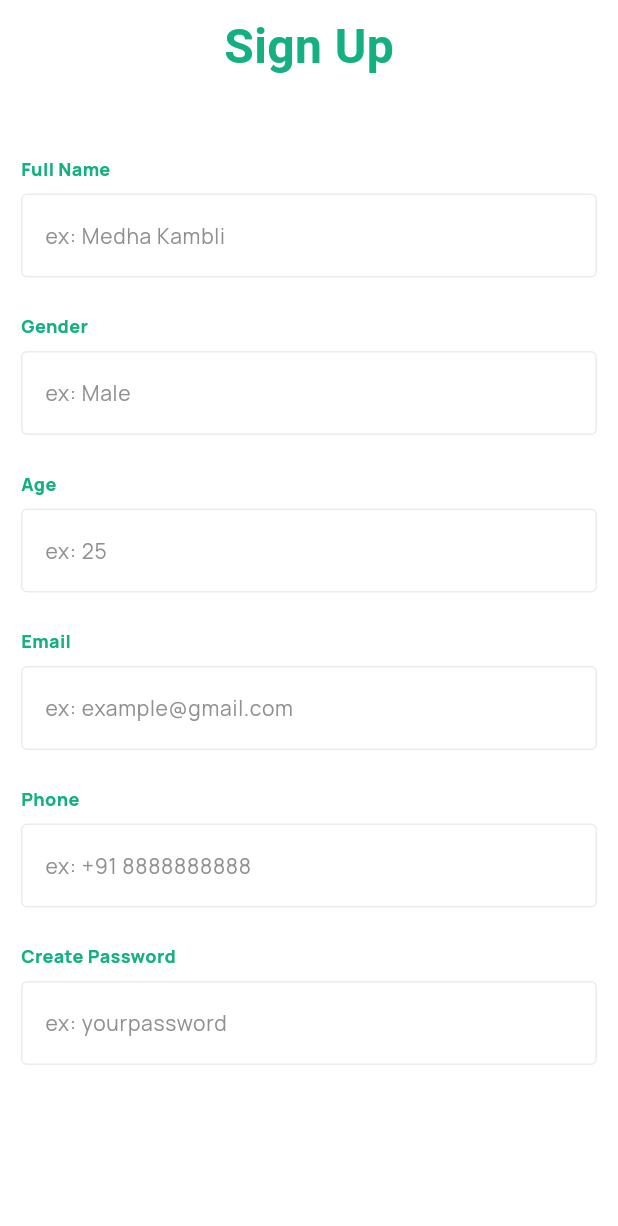
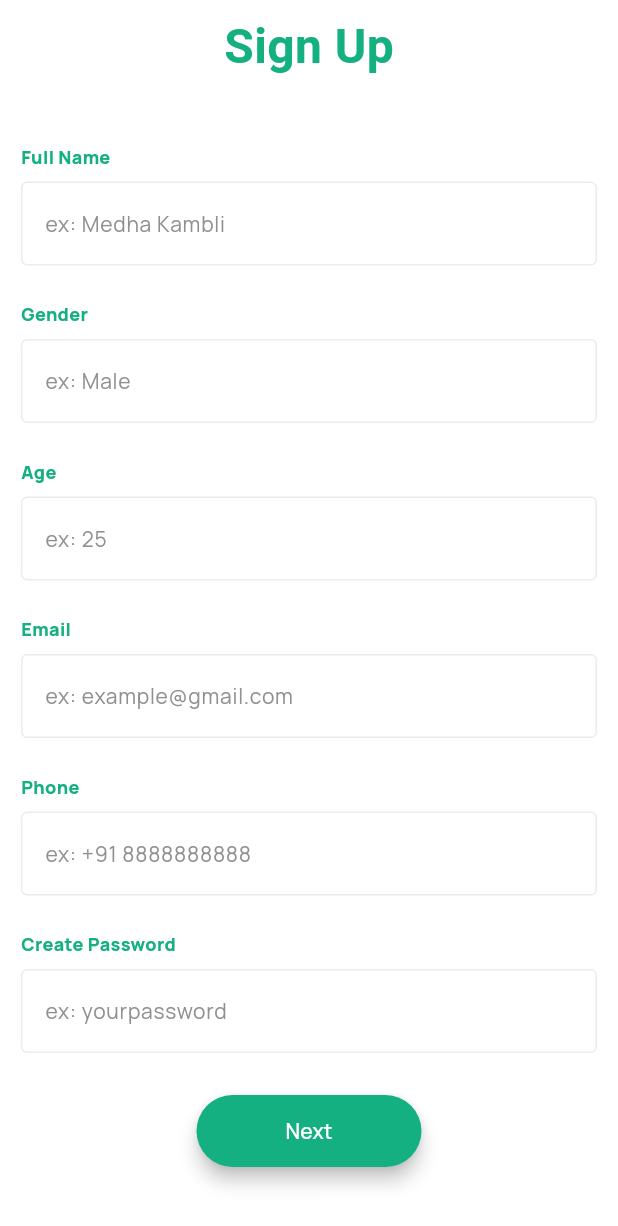
Before and after one commit to ChinmayJavalagi/MediReach, a Flutter app: the SignUpScreen screen opened directly, on a phone screen of 412 x 824 dp. Shown: the top 1226 px of the screen. Run offline on Flutter 3.47's test engine with Material 2 defaults, Android fonts, the phone set to English and light mode, and no system bars; our stand-ins replace google_fonts.

Commit message:
signup_screen.dart updateed

```diff
--- a/lib/components/text_field.dart
+++ b/lib/components/text_field.dart
@@ -23,6 +23,7 @@ class TextFieldForm extends StatelessWidget {
           ),),
           SizedBox(height: 8.0,),
           TextField(
+            cursorColor: Pallete.grayColor2,
             textAlign: TextAlign.left,
             decoration: InputDecoration(
               hintText: hint,
--- a/lib/lib/utils/constants.dart
+++ /dev/null
@@ -1 +0,0 @@
-// TODO Implement this library.
--- a/lib/main.dart
+++ b/lib/main.dart
@@ -23,7 +23,7 @@ class MyApp extends StatelessWidget {
             backgroundColor: Pallete.whiteColor,
           )
       ),
-      home: const SignUpScreen(),
+      home: const SplashScreen(),
     );
   }
 }
--- a/lib/screens/signup_screen.dart
+++ b/lib/screens/signup_screen.dart
@@ -2,6 +2,7 @@ import 'package:flutter/cupertino.dart';
 import 'package:flutter/material.dart';
 import 'package:google_fonts/google_fonts.dart';
 import 'package:medireach/utils/pallete.dart';
+import '../components/custom_button.dart';
 import '../components/text_field.dart';
 import '../utils/constants.dart';
 
@@ -21,7 +22,7 @@ class _SignUpScreenState extends State<SignUpScreen> {
           child: Column(
             children: [
               Padding(
-                padding: const EdgeInsets.all(8.0),
+                padding: const EdgeInsets.only(top: 8.0),
                 child: Text(
                   'Sign Up',
                   style: kHeaderTextStyle,
@@ -36,6 +37,7 @@ class _SignUpScreenState extends State<SignUpScreen> {
                   TextFieldForm(fieldname: 'Email', hint: 'ex: example@gmail.com'),
                   TextFieldForm(fieldname: 'Phone', hint: 'ex: +91 8888888888'),
                   TextFieldForm(fieldname: 'Create Password', hint: 'ex: yourpassword'),
+                  CustomButton(buttonText: 'Next', buttonColor: Pallete.primaryThemeColor,),
                 ],
               ),
             ],
--- a/lib/utils/constants.dart
+++ b/lib/utils/constants.dart
@@ -1,4 +1,3 @@
-
 import 'package:flutter/material.dart';
 import 'pallete.dart';
 
```
Also changed, not shown: lib/components/custom_button.dart (+9 -1 lines), 1 other file.
